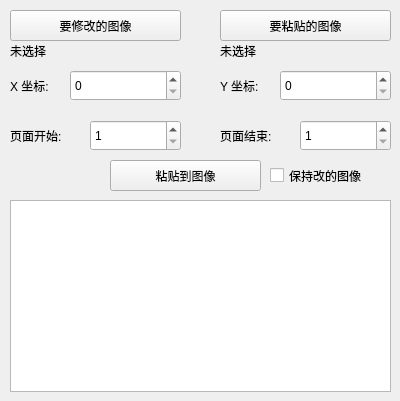
Before: the Qt Designer form mainwindow.ui in getDolla/ImagePaster, drawn with Qt 5.
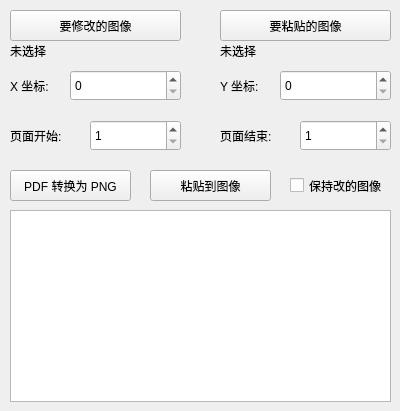
After: the same form once the commit is applied.

Commit message: added option to simply convert files

Diff of the .ui file:
```diff
--- a/mainwindow.ui
+++ b/mainwindow.ui
@@ -7,7 +7,7 @@
     <x>0</x>
     <y>0</y>
     <width>400</width>
-    <height>401</height>
+    <height>411</height>
    </rect>
   </property>
   <property name="windowTitle">
@@ -18,7 +18,7 @@
     <property name="geometry">
      <rect>
       <x>10</x>
-      <y>200</y>
+      <y>210</y>
       <width>381</width>
       <height>192</height>
      </rect>
@@ -32,9 +32,9 @@
    <widget class="QPushButton" name="merge_button">
     <property name="geometry">
      <rect>
-      <x>110</x>
-      <y>160</y>
-      <width>151</width>
+      <x>150</x>
+      <y>170</y>
+      <width>121</width>
       <height>31</height>
      </rect>
     </property>
@@ -227,9 +227,9 @@
    <widget class="QCheckBox" name="checkBox">
     <property name="geometry">
      <rect>
-      <x>270</x>
-      <y>160</y>
-      <width>111</width>
+      <x>290</x>
+      <y>170</y>
+      <width>101</width>
       <height>31</height>
      </rect>
     </property>
@@ -242,6 +242,19 @@
      <string>保持改的图像</string>
     </property>
    </widget>
+   <widget class="QPushButton" name="convert_button">
+    <property name="geometry">
+     <rect>
+      <x>10</x>
+      <y>170</y>
+      <width>121</width>
+      <height>31</height>
+     </rect>
+    </property>
+    <property name="text">
+     <string>PDF 转换为 PNG</string>
+    </property>
+   </widget>
   </widget>
  </widget>
  <layoutdefault spacing="6" margin="11"/>
```
The commit also changes 4 other files.
